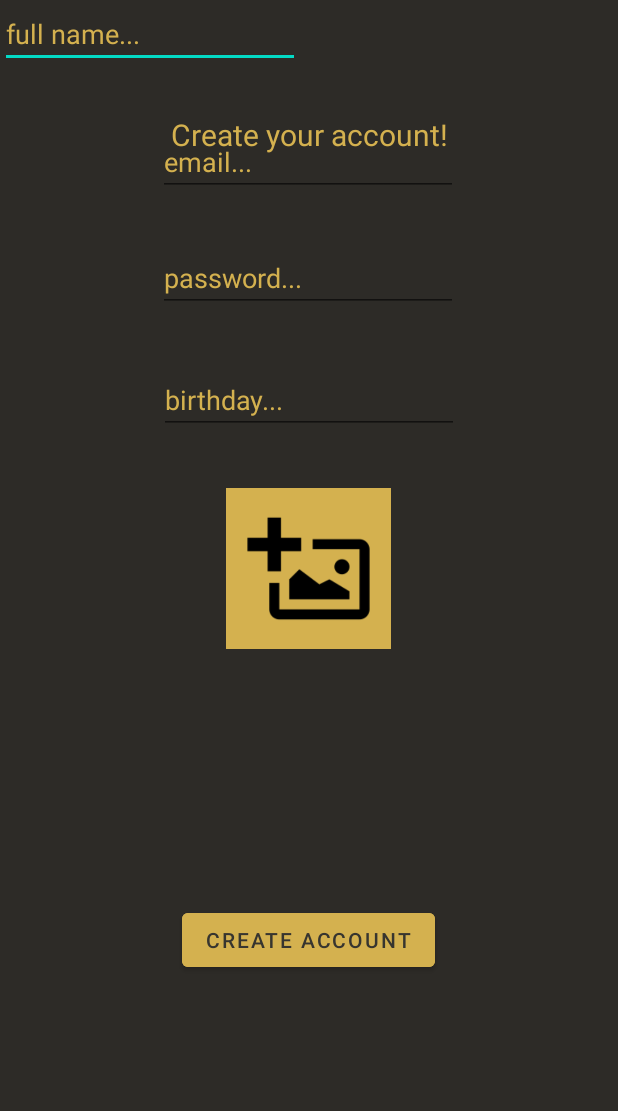
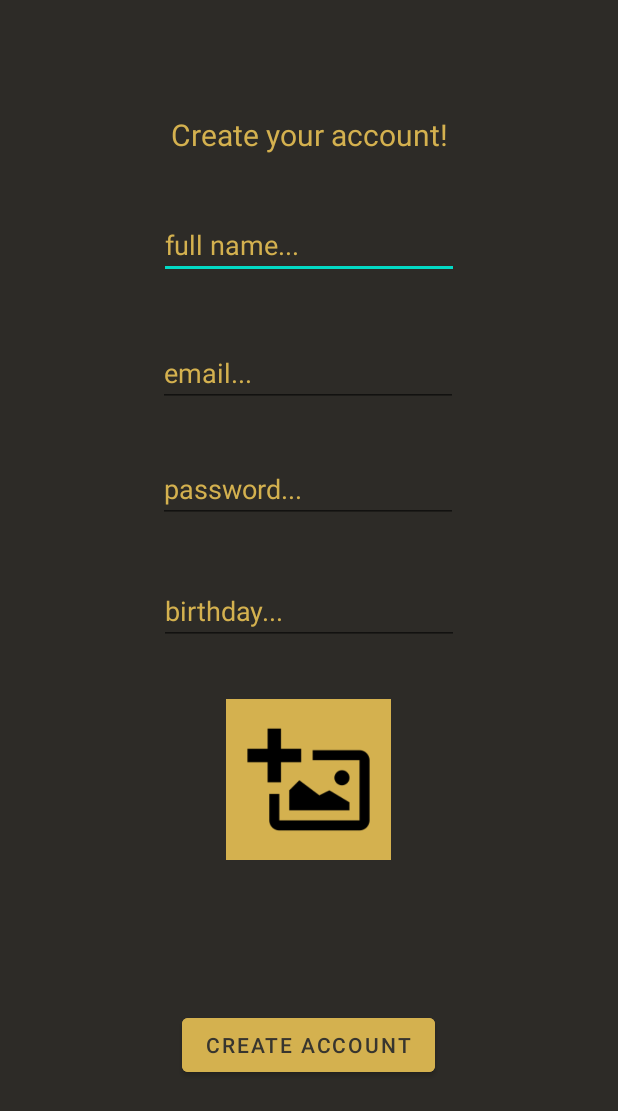
Before and after one commit to GhazyM83/Goldwing3, an Android app: the Signup screen opened directly, with no data from a screen before it, on a phone screen of 412 x 824 dp. Shown: the top 1111 px of the screen. Run offline under Robolectric (Android 15) with nearby library versions, the phone set to English and light mode, and no system bars; our stand-ins replace Firebase (no records; nobody signed in at launch, a user with empty details on screens opened directly).

Commit message:
initial2

```diff
--- a/app/build.gradle
+++ b/app/build.gradle
@@ -30,7 +30,7 @@ android {
 
 dependencies {
 
-    implementation 'androidx.appcompat:appcompat:1.3.0'
+    implementation 'androidx.appcompat:appcompat:1.2.0'
     implementation 'com.google.android.material:material:1.4.0'
     implementation 'androidx.constraintlayout:constraintlayout:2.0.4'
     implementation 'com.google.firebase:firebase-storage:20.0.0'
--- a/app/src/main/res/layout/activity_signup.xml
+++ b/app/src/main/res/layout/activity_signup.xml
@@ -25,13 +25,17 @@
         android:id="@+id/etNameSignup"
         android:layout_width="200dp"
         android:layout_height="45dp"
+        android:layout_marginStart="105dp"
+        android:layout_marginTop="37dp"
+        android:layout_marginEnd="106dp"
         android:ems="10"
         android:hint="full name..."
         android:inputType="textPersonName"
         android:textColor="@color/gold"
         android:textColorHint="@color/gold"
-        tools:layout_editor_absoluteX="105dp"
-        tools:layout_editor_absoluteY="140dp" />
+        app:layout_constraintEnd_toEndOf="parent"
+        app:layout_constraintStart_toStartOf="parent"
+        app:layout_constraintTop_toBottomOf="@+id/tvTitleSignup" />
 
     <EditText
         android:id="@+id/etEmailSignup"
@@ -68,6 +72,7 @@
 
     <ImageView
         android:id="@+id/ivPicSignup"
+        android:onClick="selectPhoto"
         android:layout_width="110dp"
         android:layout_height="107dp"
         android:layout_marginStart="135dp"
```
